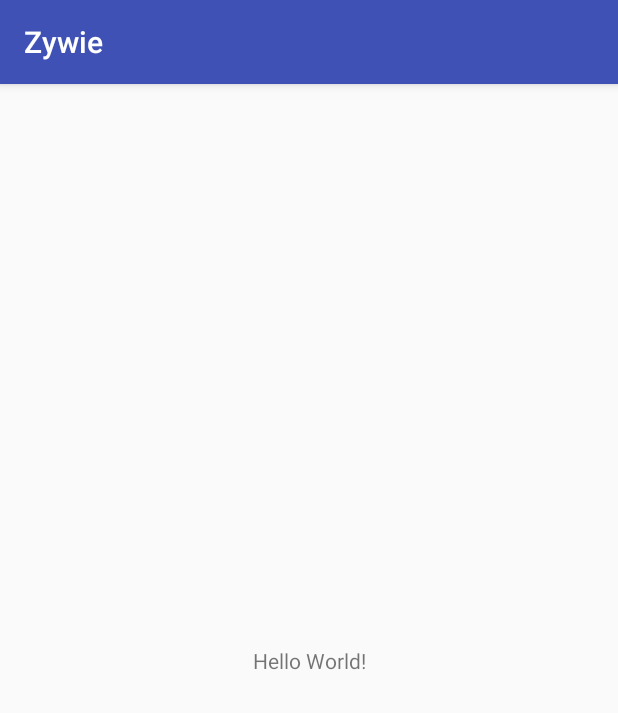
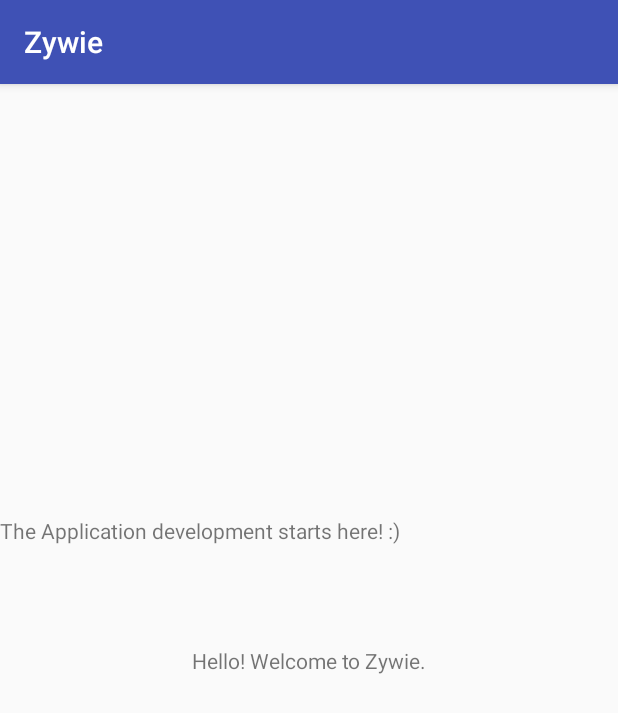
Before and after one commit to jenadrianne/zywie, an Android app: the screen it shows after launch (MainActivity), on a phone screen of 412 x 824 dp. Shown: the top 713 px of the screen. Run offline under Robolectric (Android 15) with nearby library versions, the phone set to English and light mode, and no system bars.

Commit message:
Added a custom welcome message

```diff
--- a/app/src/main/res/layout/activity_main.xml
+++ b/app/src/main/res/layout/activity_main.xml
@@ -9,10 +9,18 @@
     <TextView
         android:layout_width="wrap_content"
         android:layout_height="wrap_content"
-        android:text="Hello World!"
+        android:text="Hello! Welcome to Zywie."
         app:layout_constraintBottom_toBottomOf="parent"
         app:layout_constraintLeft_toLeftOf="parent"
         app:layout_constraintRight_toRightOf="parent"
         app:layout_constraintTop_toTopOf="parent" />
+    <TextView
+        android:layout_width="wrap_content"
+        android:layout_height="wrap_content"
+        android:text="The Application development starts here! :)"
+
+        app:layout_constraintTop_toTopOf="parent"
+        tools:layout_editor_absoluteX="58dp"
+        android:layout_marginTop="288dp" />
 
 </android.support.constraint.ConstraintLayout>
```
